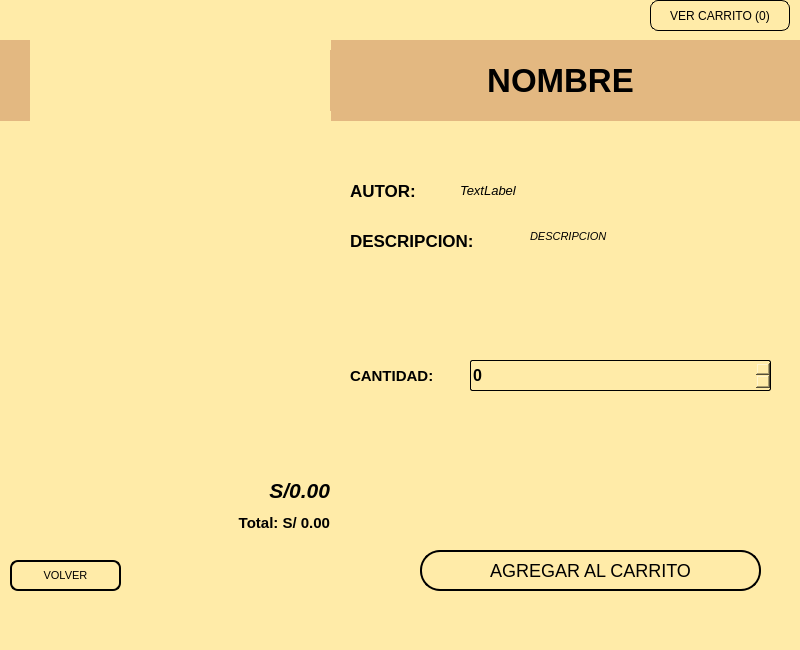
The window that BIBLIOTECA_PROY/assets/menu_com-res.ui (mixano611/PROYECTO_PRG_POO_PY) describes before a commit, drawn with Qt 5.
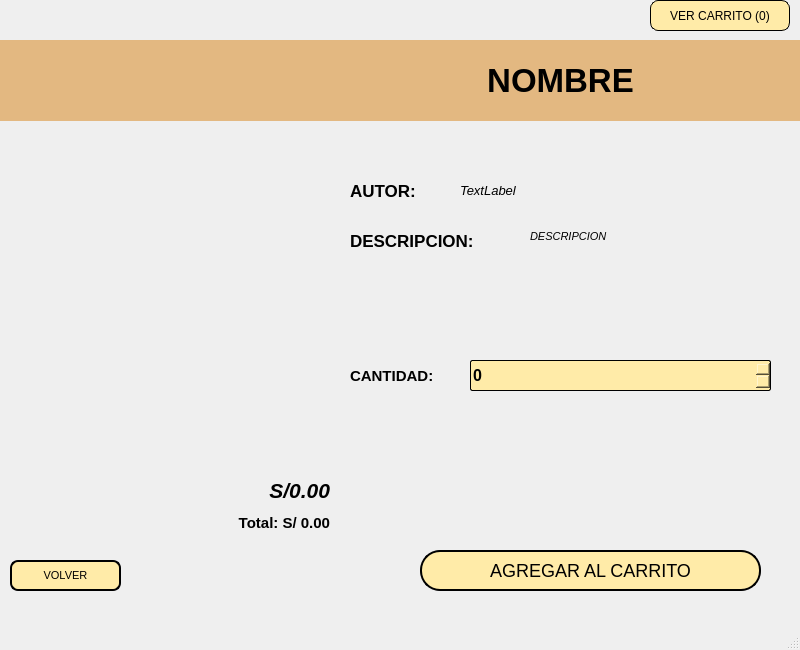
The same window after the commit.

Patch:
```diff
--- a/BIBLIOTECA_PROY/assets/menu_com-res.ui
+++ b/BIBLIOTECA_PROY/assets/menu_com-res.ui
@@ -13,9 +13,6 @@
   <property name="windowTitle">
    <string>MainWindow</string>
   </property>
-  <property name="styleSheet">
-   <string notr="true">background-color: #FFEBA8</string>
-  </property>
   <widget class="QWidget" name="centralwidget">
    <widget class="QLabel" name="LblFoto">
     <property name="geometry">
```
